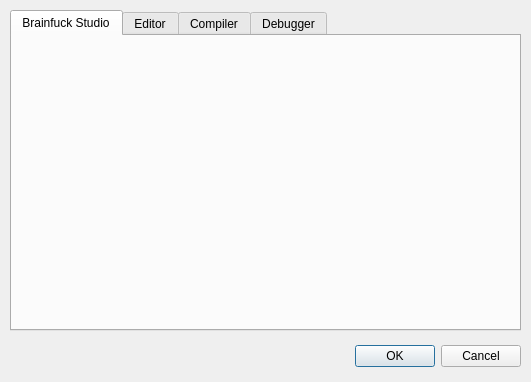
Before: the Qt Designer form trunk/src/settings.ui in BackupTheBerlios/bf-dev-svn, drawn with Qt 5.
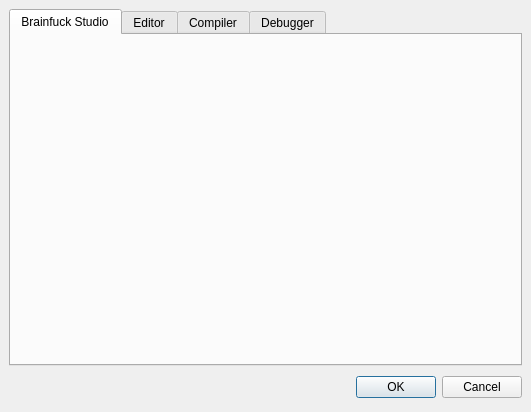
After: the same form once the commit is applied. Icons and pictures are not drawn.

The edit to the form file:
```diff
--- a/trunk/src/settings.ui
+++ b/trunk/src/settings.ui
@@ -9,7 +9,7 @@
     <x>0</x>
     <y>0</y>
     <width>531</width>
-    <height>382</height>
+    <height>412</height>
    </rect>
   </property>
   <property name="windowTitle" >
@@ -18,15 +18,38 @@
   <property name="windowIcon" >
    <iconset/>
   </property>
-  <widget class="QWidget" name="layoutWidget" >
-   <property name="geometry" >
-    <rect>
-     <x>10</x>
-     <y>340</y>
-     <width>511</width>
-     <height>33</height>
-    </rect>
+  <layout class="QVBoxLayout" >
+   <property name="margin" >
+    <number>9</number>
    </property>
+   <property name="spacing" >
+    <number>6</number>
+   </property>
+   <item>
+    <widget class="QTabWidget" name="tabWidget" >
+     <widget class="QWidget" name="tab" >
+      <attribute name="title" >
+       <string>Brainfuck Studio</string>
+      </attribute>
+     </widget>
+     <widget class="QWidget" name="tab_2" >
+      <attribute name="title" >
+       <string>Editor</string>
+      </attribute>
+     </widget>
+     <widget class="QWidget" name="tab_3" >
+      <attribute name="title" >
+       <string>Compiler</string>
+      </attribute>
+     </widget>
+     <widget class="QWidget" name="tab_4" >
+      <attribute name="title" >
+       <string>Debugger</string>
+      </attribute>
+     </widget>
+    </widget>
+   </item>
+   <item>
    <layout class="QHBoxLayout" >
     <property name="margin" >
      <number>0</number>
@@ -62,37 +85,8 @@
      </widget>
     </item>
    </layout>
-  </widget>
-  <widget class="QTabWidget" name="tabWidget" >
-   <property name="geometry" >
-    <rect>
-     <x>10</x>
-     <y>10</y>
-     <width>511</width>
-     <height>321</height>
-    </rect>
-   </property>
-   <widget class="QWidget" name="tab" >
-    <attribute name="title" >
-     <string>Brainfuck Studio</string>
-    </attribute>
-   </widget>
-   <widget class="QWidget" name="tab_2" >
-    <attribute name="title" >
-     <string>Editor</string>
-    </attribute>
-   </widget>
-   <widget class="QWidget" name="tab_3" >
-    <attribute name="title" >
-     <string>Compiler</string>
-    </attribute>
-   </widget>
-   <widget class="QWidget" name="tab_4" >
-    <attribute name="title" >
-     <string>Debugger</string>
-    </attribute>
-   </widget>
-  </widget>
+   </item>
+  </layout>
  </widget>
  <pixmapfunction></pixmapfunction>
  <resources/>
```
Left out of the diff: 35 changed lines with no effect on the pictures. Lines whose indentation alone changed are shown as unchanged.
